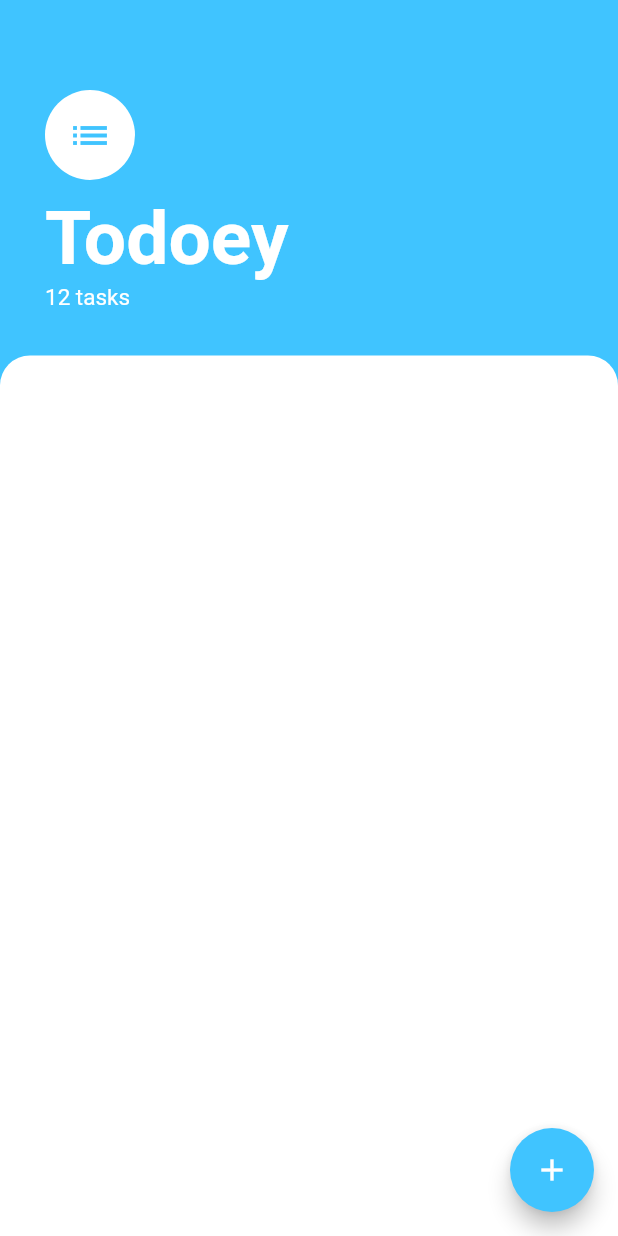
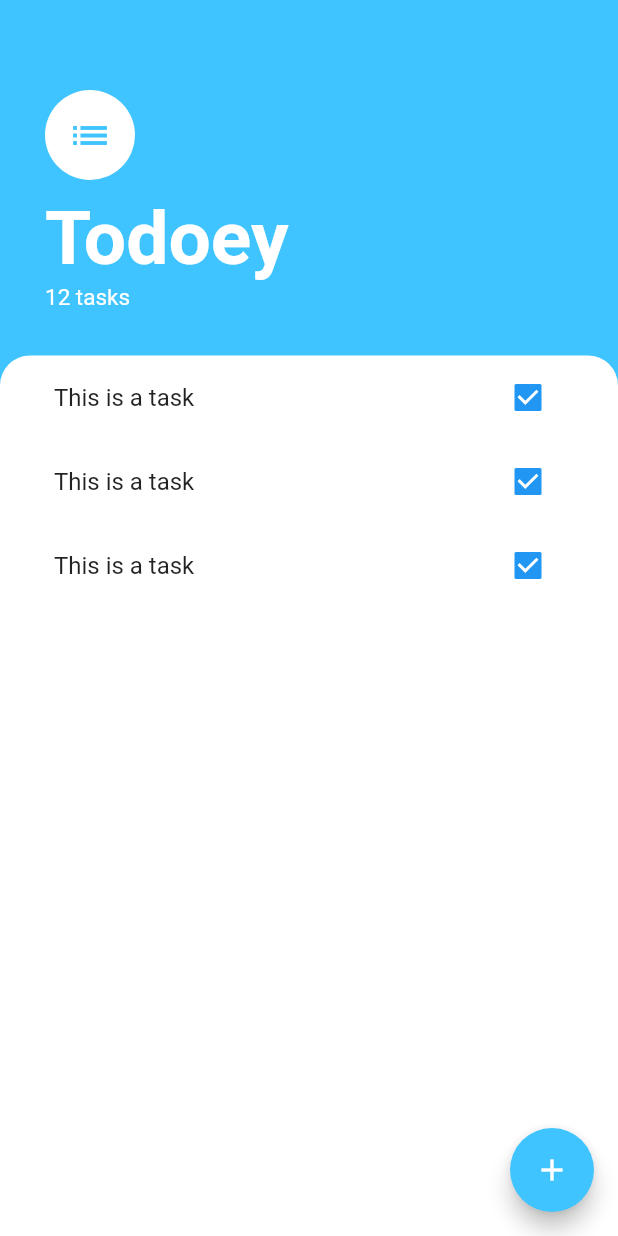
Before and after one commit to Ali-Abbas-Jumaa/flutter-todo, a Flutter app: the screen it shows after launch, on a phone screen of 412 x 824 dp. Run offline on Flutter 3.47's test engine with Material 2 defaults, Android fonts, the phone set to English and light mode, and no system bars.

Commit message:
tasks list

```diff
--- a/lib/screens/tasks_screen.dart
+++ b/lib/screens/tasks_screen.dart
@@ -1,4 +1,5 @@
 import 'package:flutter/material.dart';
+import 'package:todoey/widgets/tasks_list.dart';
 
 class TasksScreen extends StatelessWidget {
   @override
@@ -52,12 +53,15 @@ class TasksScreen extends StatelessWidget {
           ),
           Expanded(
             child: Container(
+              padding: EdgeInsets.symmetric(horizontal: 20.0),
               decoration: BoxDecoration(
-                  color: Colors.white,
-                  borderRadius: BorderRadius.only(
-                    topLeft: Radius.circular(20.0),
-                    topRight: Radius.circular(20.0),
-                  )),
+                color: Colors.white,
+                borderRadius: BorderRadius.only(
+                  topLeft: Radius.circular(20.0),
+                  topRight: Radius.circular(20.0),
+                ),
+              ),
+              child: TasksList(),
             ),
           ),
         ],
--- /dev/null
+++ b/lib/widgets/task_tile.dart
@@ -0,0 +1,11 @@
+import 'package:flutter/material.dart';
+
+class TaskTile extends StatelessWidget {
+  @override
+  Widget build(BuildContext context) {
+    return ListTile(
+      title: Text("This is a task"),
+      trailing: Checkbox(value: true, onChanged: (value) {}),
+    );
+  }
+}
--- /dev/null
+++ b/lib/widgets/tasks_list.dart
@@ -0,0 +1,15 @@
+import 'package:flutter/material.dart';
+import 'package:todoey/widgets/task_tile.dart';
+
+class TasksList extends StatelessWidget {
+  @override
+  Widget build(BuildContext context) {
+    return ListView(
+      children: [
+        TaskTile(),
+        TaskTile(),
+        TaskTile(),
+      ],
+    );
+  }
+}
```
